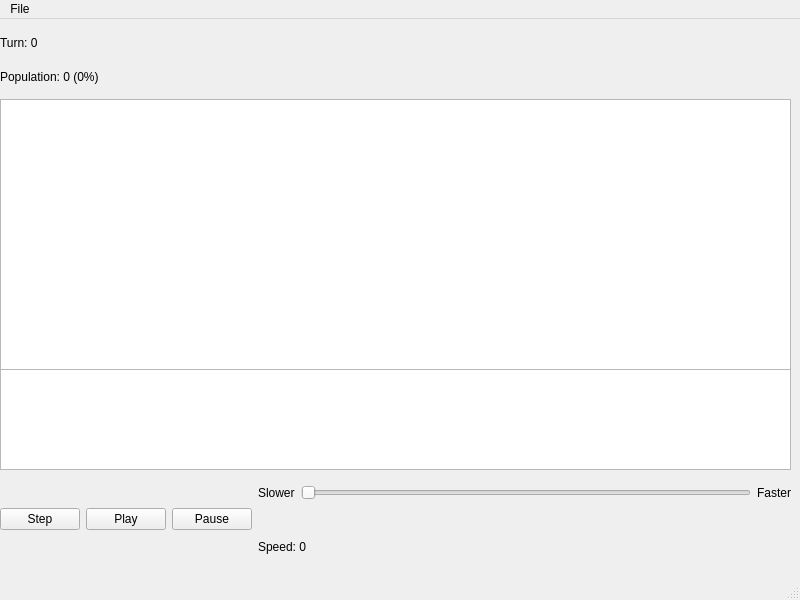
Before: the Qt Designer form Life/mainwindow.ui in ramirez-gabriela27/life, drawn with Qt 5.
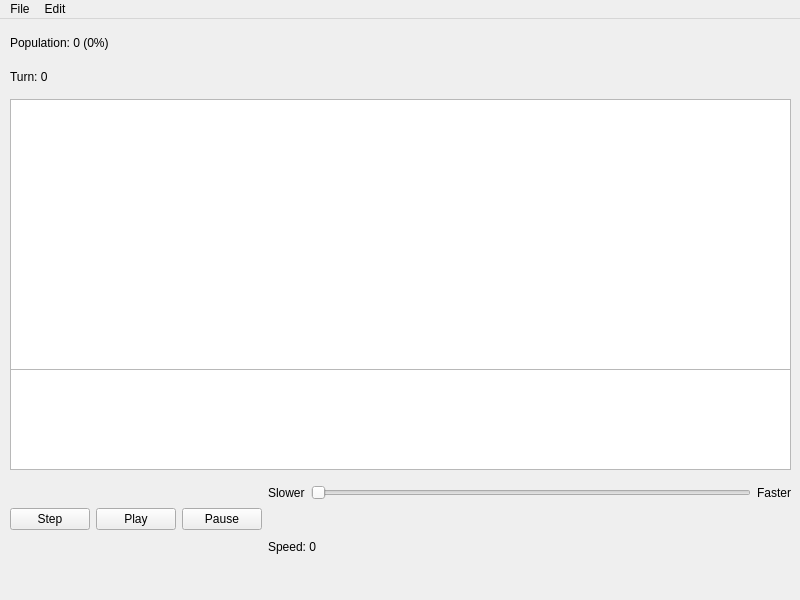
After: the same form once the commit is applied.

Commit message:
Disabled resizing
Users could previously resize application window. Now this feature is disabled

```diff
--- a/Life/mainwindow.ui
+++ b/Life/mainwindow.ui
@@ -17,9 +17,9 @@
    <widget class="QWidget" name="horizontalLayoutWidget">
     <property name="geometry">
      <rect>
-      <x>0</x>
+      <x>10</x>
       <y>450</y>
-      <width>791</width>
+      <width>781</width>
       <height>101</height>
      </rect>
     </property>
@@ -86,9 +86,9 @@
    <widget class="QGraphicsView" name="graph_view">
     <property name="geometry">
      <rect>
-      <x>0</x>
+      <x>10</x>
       <y>350</y>
-      <width>791</width>
+      <width>781</width>
       <height>101</height>
      </rect>
     </property>
@@ -96,9 +96,9 @@
    <widget class="QGraphicsView" name="grid_view">
     <property name="geometry">
      <rect>
-      <x>0</x>
+      <x>10</x>
       <y>80</y>
-      <width>791</width>
+      <width>781</width>
       <height>271</height>
      </rect>
     </property>
@@ -106,20 +106,13 @@
    <widget class="QWidget" name="verticalLayoutWidget_2">
     <property name="geometry">
      <rect>
-      <x>0</x>
+      <x>10</x>
       <y>10</y>
-      <width>791</width>
+      <width>781</width>
       <height>61</height>
      </rect>
     </property>
     <layout class="QVBoxLayout" name="verticalLayout_3">
-     <item>
-      <widget class="QLabel" name="turn_label">
-       <property name="text">
-        <string>Turn: 0</string>
-       </property>
-      </widget>
-     </item>
      <item>
       <widget class="QLabel" name="population_label">
        <property name="text">
@@ -127,6 +120,13 @@
        </property>
       </widget>
      </item>
+     <item>
+      <widget class="QLabel" name="turn_label">
+       <property name="text">
+        <string>Turn: 0</string>
+       </property>
+      </widget>
+     </item>
     </layout>
    </widget>
   </widget>
@@ -145,9 +145,15 @@
     </property>
     <addaction name="actionNew_Game"/>
    </widget>
+   <widget class="QMenu" name="menuEdit">
+    <property name="title">
+     <string>Edit</string>
+    </property>
+    <addaction name="actionChange_Color"/>
+   </widget>
    <addaction name="File_button"/>
+   <addaction name="menuEdit"/>
   </widget>
-  <widget class="QStatusBar" name="statusbar"/>
   <action name="actionNew_Game">
    <property name="text">
     <string>New Game</string>
```
Left out of the diff: 5 changed lines with no effect on the pictures. The commit also changes 2 other files.
